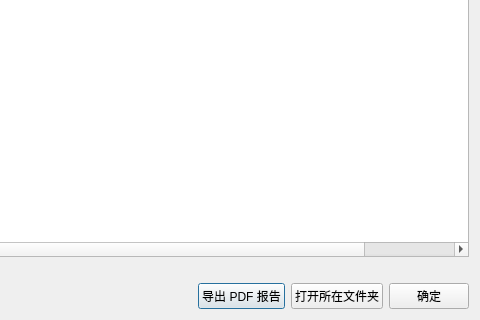
Qt form ui/test_result.ui (pythondever/easy_trainer) before a commit; both pictures show x 200 to 680 and y 160 to 480 of the 680 by 480 pixel window.
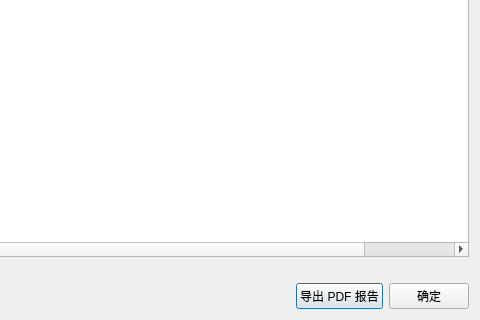
The same form after that commit.

Commit message: ui效果优化

Patch:
```diff
--- a/ui/test_result.ui
+++ b/ui/test_result.ui
@@ -268,13 +268,6 @@
        </property>
       </widget>
      </item>
-     <item>
-      <widget class="QPushButton" name="reveal_btn">
-       <property name="text">
-        <string>打开所在文件夹</string>
-       </property>
-      </widget>
-     </item>
      <item>
       <widget class="QPushButton" name="ok_btn">
        <property name="text">
```
The commit also changes 2 other files.
